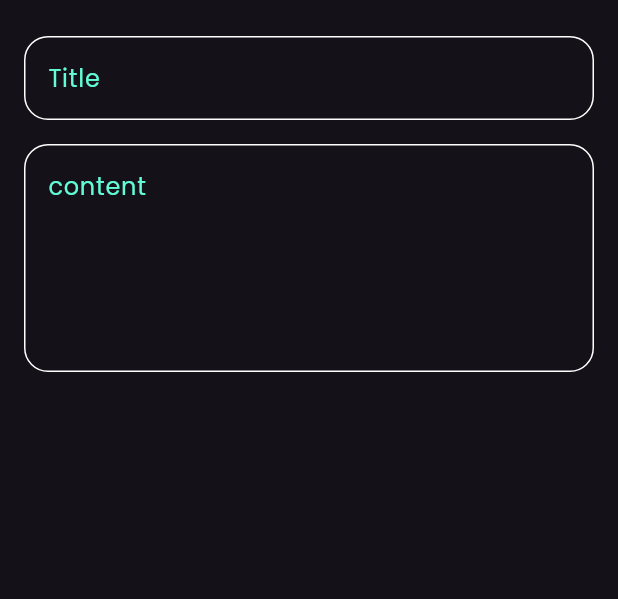
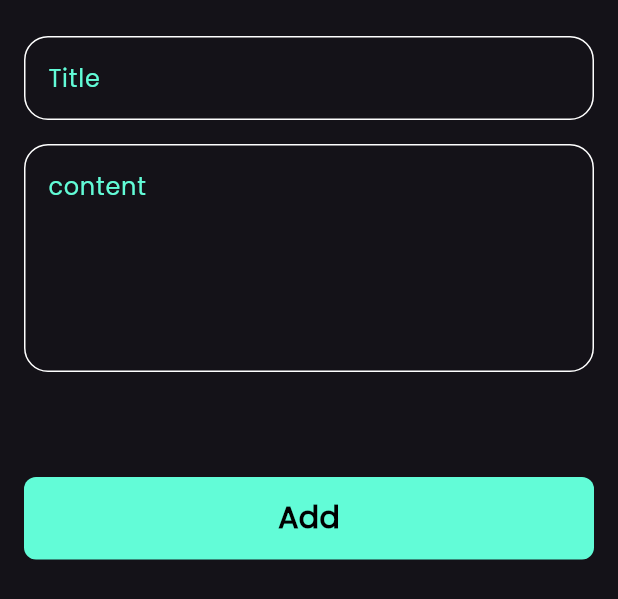
Before and after one commit to lobnanady2002/notes_app, a Flutter app: the AddNoteBottomSheet widget shown alone on an empty page, opened directly, on a phone screen of 412 x 824 dp. Shown: the top 599 px of the screen. Run offline on Flutter 3.47's test engine with Material 3 defaults, Android fonts, the phone set to English and light mode, and no system bars; our stand-ins replace font_awesome_flutter.

Commit message:
finish notes button sheet

```diff
--- a/lib/widgets/add_note_bottom_sheet.dart
+++ b/lib/widgets/add_note_bottom_sheet.dart
@@ -1,4 +1,5 @@
 import 'package:flutter/material.dart';
+import 'package:notes_app/widgets/custom_button.dart';
 import 'package:notes_app/widgets/custom_text_field.dart';
 class AddNoteBottomSheet extends StatelessWidget {
   const AddNoteBottomSheet({super.key});
@@ -7,6 +8,7 @@ class AddNoteBottomSheet extends StatelessWidget {
   Widget build(BuildContext context) {
     return Padding(
       padding: const EdgeInsets.symmetric(horizontal: 16),
+      child: SingleChildScrollView(
         child: Column(
           children: [
             SizedBox(
@@ -22,10 +24,18 @@ class AddNoteBottomSheet extends StatelessWidget {
               maxLine: 5,
               hint: 'content',
             ),
+            SizedBox(
+              height: 70,
+            ),
+            CustomButton(),
+            SizedBox(
+              height: 30,
+            ),
 
           ],
 
         ),
+      ),
     );
   }
 }
--- /dev/null
+++ b/lib/widgets/custom_button.dart
@@ -0,0 +1,25 @@
+import 'package:flutter/material.dart';
+import 'package:notes_app/constants.dart';
+class CustomButton extends StatelessWidget {
+  const CustomButton({super.key});
+
+  @override
+  Widget build(BuildContext context) {
+    return Container(
+      height: 55,
+      width: MediaQuery.of(context).size.width,
+      decoration: BoxDecoration(
+        color: kPrimaryColor,
+        borderRadius: BorderRadius.circular(8)
+      ),
+      child: Center(
+        child: Text("Add",style: TextStyle(
+          color: Colors.black,
+          fontSize: 20,
+          fontWeight: FontWeight.bold
+        ),
+        ),
+      ),
+    );
+  }
+}
```
Lines whose indentation alone changed are shown as unchanged.
